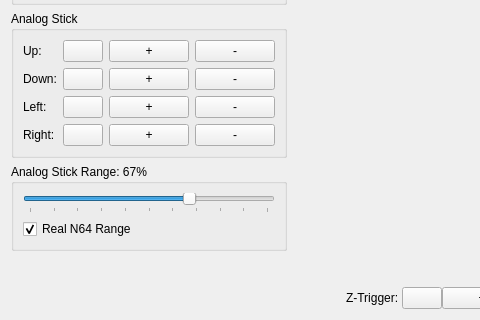
Above: Source/RMG-Input/UserInterface/Widget/ControllerWidget.ui from Kriix08/RMG-K before the change; both pictures show x 0 to 480 and y 281 to 601 of the 1239 by 601 pixel window. Below: the same form after it.
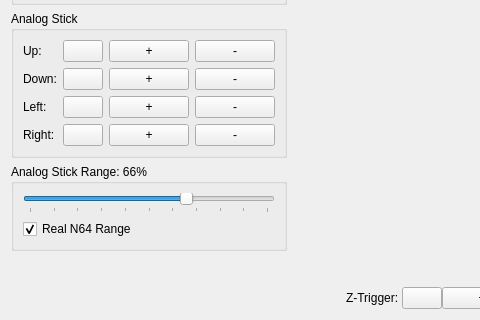
That is the form after the change. Custom widgets are drawn as their Qt base class.

Commit message:
Input: Simplify range to linear scale matching N-Rage
- Range is now simple linear: n64Max = 127 * (range / 100)
- Default 66% matches N-Rage default (outputs max 83.8)
- Removed special anchor point interpolation

The edit to the form file:
```diff
--- a/Source/RMG-Input/UserInterface/Widget/ControllerWidget.ui
+++ b/Source/RMG-Input/UserInterface/Widget/ControllerWidget.ui
@@ -565,7 +565,7 @@
        <item>
         <widget class="QGroupBox" name="analogStickRangeGroupBox">
          <property name="title">
-          <string>Analog Stick Range: 67%</string>
+          <string>Analog Stick Range: 66%</string>
          </property>
          <layout class="QVBoxLayout" name="verticalLayout_15">
           <item>
@@ -583,7 +583,7 @@
              <number>100</number>
             </property>
             <property name="value">
-             <number>67</number>
+             <number>66</number>
             </property>
             <property name="orientation">
              <enum>Qt::Orientation::Horizontal</enum>
```
The commit also changes 4 other files.
